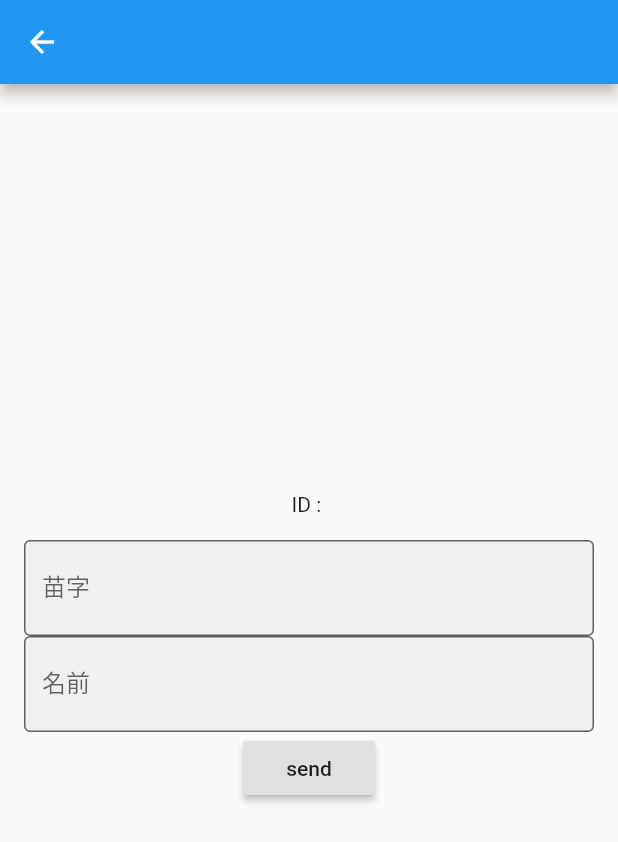
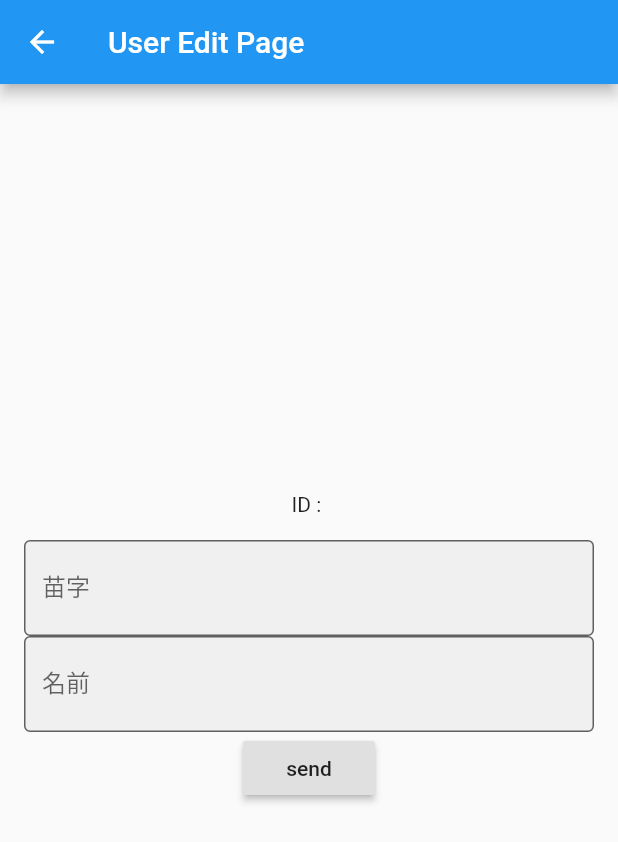
Before and after one commit to cheesejp/firestore-link, a Flutter app: the UserEditPage screen opened directly with empty values, on a phone screen of 412 x 824 dp. Shown: the top 842 px of the screen. Run offline on Flutter 3.47's test engine with Material 2 defaults, Android fonts, the phone set to English and light mode, and no system bars; our stand-ins replace cloud_firestore, flutter_slidable; accounts and stored records are empty.

Commit message:
UserEditがNavigationにうまくプッシュできないバージョン。戻れるためにいったんコミット。

```diff
--- /dev/null
+++ b/lib/src/ui/routes/route_constants.dart
@@ -0,0 +1,2 @@
+const String HogePageRoute = '/hoge';
+const String HugaPageRoute = '/huga';
--- /dev/null
+++ b/lib/src/ui/routes/router.dart
@@ -0,0 +1,4 @@
+import 'package:flutter/cupertino.dart';
+import 'package:flutter/material.dart';
+
+Route<dynamic> generateRoute(RouteSettings settings) {}
--- a/lib/src/ui/screens/user_edit.dart
+++ b/lib/src/ui/screens/user_edit.dart
@@ -5,21 +5,21 @@ import 'package:flutter/material.dart';
 import 'package:provider/provider.dart';
 
 class UserEditPage extends StatelessWidget {
-  final String title;
-
-  UserEditPage({this.title});
+  final User _user;
+  UserEditPage(this._user);
+  UserEditPage.newUser() : this(User());
 
   @override
   Widget build(BuildContext context) {
     return Scaffold(
       appBar: AppBar(
-        title: Text(this.title),
+        title: Text('User Edit Page'),
       ),
       body: Center(
         child: Column(
           mainAxisAlignment: MainAxisAlignment.center,
           children: <Widget>[
-            _UserForm(),
+            _UserForm(_user),
           ],
         ),
       ),
@@ -31,12 +31,15 @@ class _UserForm extends StatelessWidget {
   final _formkey = GlobalKey<FormState>();
   final _nameController = TextEditingController();
   final _lastNameController = TextEditingController();
+  final User _user;
+
+  _UserForm(this._user);
 
   @override
   Widget build(BuildContext context) {
     FirestoreUsersBloc bloc =
         Provider.of<FirestoreUsersBloc>(context, listen: false);
-    User _user = _getUserInfo(context);
+    User _user = this._user;
     _nameController.text = _user.name;
     _lastNameController.text = _user.lastName;
 
@@ -95,20 +98,6 @@ class _UserForm extends StatelessWidget {
     );
   }
 
-  User _getUserInfo(context) {
-    User user = ModalRoute.of(context).settings.arguments;
-
-    if (user == null) {
-      user = User();
-    }
-
-    if (!(user is User)) {
-      throw Exception('User以外のオブジェクトが/usereditの画面遷移引数に渡されています。User型を渡してください。');
-    }
-
-    return user;
-  }
-
   String _requireValidation(value) {
     if (value.isEmpty) {
       return '必須です。';
```
Also changed, not shown: lib/main.dart (+5 -3 lines), lib/src/ui/screens/user_list.dart (+42 -6 lines).
